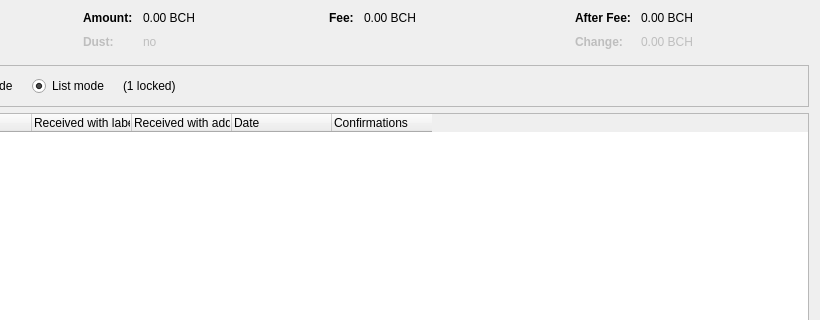
Above: src/qt/forms/coincontroldialog.ui from Bitcoin-ABC/bitcoin-abc before the change; both pictures show x 180 to 1000 and y 0 to 320 of the 1000 by 500 pixel window. Below: the same form after it.
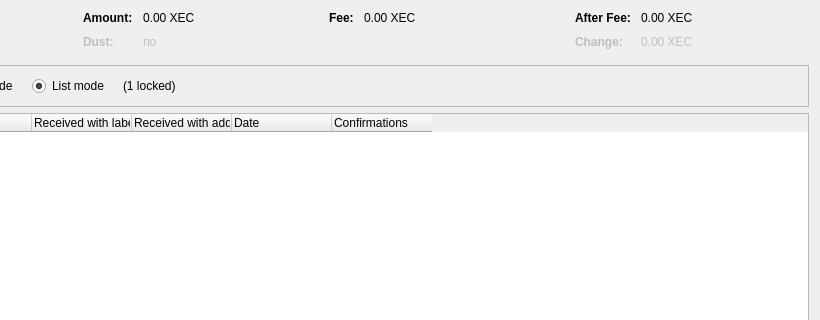
That is the form after the change. Custom widgets are drawn as their Qt base class.

```diff
--- a/src/qt/forms/coincontroldialog.ui
+++ b/src/qt/forms/coincontroldialog.ui
@@ -132,7 +132,7 @@
           <enum>Qt::ActionsContextMenu</enum>
          </property>
          <property name="text">
-          <string notr="true">0.00 BCH</string>
+          <string notr="true">0.00 XEC</string>
          </property>
          <property name="textInteractionFlags">
           <set>Qt::LinksAccessibleByMouse|Qt::TextSelectableByKeyboard|Qt::TextSelectableByMouse</set>
@@ -212,7 +212,7 @@
           <enum>Qt::ActionsContextMenu</enum>
          </property>
          <property name="text">
-          <string notr="true">0.00 BCH</string>
+          <string notr="true">0.00 XEC</string>
          </property>
          <property name="textInteractionFlags">
           <set>Qt::LinksAccessibleByMouse|Qt::TextSelectableByKeyboard|Qt::TextSelectableByMouse</set>
@@ -257,7 +257,7 @@
           <enum>Qt::ActionsContextMenu</enum>
          </property>
          <property name="text">
-          <string notr="true">0.00 BCH</string>
+          <string notr="true">0.00 XEC</string>
          </property>
          <property name="textInteractionFlags">
           <set>Qt::LinksAccessibleByMouse|Qt::TextSelectableByKeyboard|Qt::TextSelectableByMouse</set>
@@ -292,7 +292,7 @@
           <enum>Qt::ActionsContextMenu</enum>
          </property>
          <property name="text">
-          <string notr="true">0.00 BCH</string>
+          <string notr="true">0.00 XEC</string>
          </property>
          <property name="textInteractionFlags">
           <set>Qt::LinksAccessibleByMouse|Qt::TextSelectableByKeyboard|Qt::TextSelectableByMouse</set>
```
